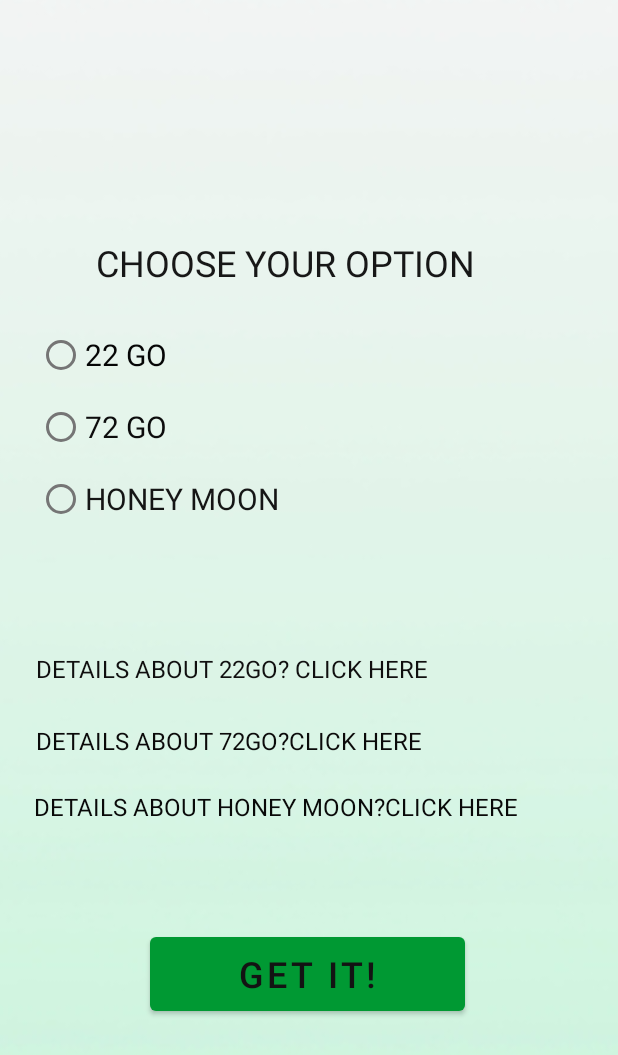
After one commit to cristicrisan07/carRentalApplication, an Android app: the ChooseOptionActivity screen opened directly, with no data from a screen before it, on a phone screen of 412 x 824 dp. The commit adds this screen. Shown: the top 1055 px of the screen. Run offline under Robolectric (Android 15) with nearby library versions, the phone set to English and light mode, and no system bars.

Commit message:
last update:subscription button

```diff
--- a/app/src/main/AndroidManifest.xml
+++ b/app/src/main/AndroidManifest.xml
@@ -17,7 +17,11 @@
         android:roundIcon="@mipmap/ic_launcher_round"
         android:supportsRtl="true"
         android:theme="@style/Theme.CarRentalService">
-        <activity android:name=".UserMenu"></activity>
+        <activity android:name=".Details_HoneyMoon"></activity>
+        <activity android:name=".Details_72go" />
+        <activity android:name=".Details_22go" />
+        <activity android:name=".ChooseOptionActivity" />
+        <activity android:name=".UserMenu" />
         <activity android:name=".ContractWriter" />
         <activity android:name=".LoginActivity" />
         <!--
--- /dev/null
+++ b/app/src/main/java/com/example/carrentalservice/ChooseOptionActivity.kt
@@ -0,0 +1,40 @@
+package com.example.carrentalservice
+
+import android.content.Intent
+import androidx.appcompat.app.AppCompatActivity
+import android.os.Bundle
+import android.widget.*
+
+class ChooseOptionActivity : AppCompatActivity() {
+    override fun onCreate(savedInstanceState: Bundle?) {
+        super.onCreate(savedInstanceState)
+        setContentView(R.layout.activity_choose_option)
+        val btn_22go=findViewById<RadioButton>(R.id.btn_22go)
+        val btn_72go=findViewById<RadioButton>(R.id.btn_72go)
+        val btn_honey=findViewById<RadioButton>(R.id.btn_honeyMoon)
+        val get_button=findViewById<Button>(R.id.get_btn)
+        val txt22go=findViewById<TextView>(R.id.details_22go)
+        val txt72go=findViewById<TextView>(R.id.details_72go)
+        val txthoneyMoon=findViewById<TextView>(R.id.details_honey)
+        txt22go.setOnClickListener {
+            val intent = Intent(this,Details_22go::class.java)
+            startActivity(intent)
+        }
+        txt72go.setOnClickListener {
+            val intent = Intent(this,Details_72go::class.java)
+            startActivity(intent)
+        }
+        txthoneyMoon.setOnClickListener {
+            val intent = Intent(this,Details_HoneyMoon::class.java)
+            startActivity(intent)
+        }
+        get_button.setOnClickListener {
+            if(!btn_22go.isChecked && !btn_72go.isChecked && !btn_honey.isChecked)
+                    Toast.makeText(applicationContext,"You have to choose a subscription",Toast.LENGTH_LONG).show()
+            if(btn_22go.isChecked || btn_72go.isChecked || btn_honey.isChecked)
+                Toast.makeText(applicationContext, "Your subscription has been made", Toast.LENGTH_LONG).show()
+
+        }
+
+    }
+}
--- a/app/src/main/java/com/example/carrentalservice/UserMenu.kt
+++ b/app/src/main/java/com/example/carrentalservice/UserMenu.kt
@@ -1,5 +1,6 @@
 package com.example.carrentalservice
 
+import android.content.Intent
 import androidx.appcompat.app.AppCompatActivity
 import android.os.Bundle
 import android.text.Html
@@ -24,6 +25,10 @@ class UserMenu : AppCompatActivity() {
         val subView=findViewById<TextView>(R.id.tw2)
         val contrView=findViewById<TextView>(R.id.tw3)
         var contrViewText:String?=null
+        subsbtn.setOnClickListener {
+            val intent =Intent(this,ChooseOptionActivity::class.java)
+            startActivity(intent)
+        }
         if(userStatus.getJSONObject(0).getString("subStatus")=="notSubscribed")
         {
         subViewText="No active subscription. \nPress the button on the right to see the offers -->>"
--- /dev/null
+++ b/app/src/main/res/layout/activity_choose_option.xml
@@ -0,0 +1,129 @@
+<?xml version="1.0" encoding="utf-8"?>
+<androidx.constraintlayout.widget.ConstraintLayout xmlns:android="http://schemas.android.com/apk/res/android"
+    xmlns:app="http://schemas.android.com/apk/res-auto"
+    xmlns:tools="http://schemas.android.com/tools"
+    android:layout_width="match_parent"
+    android:layout_height="match_parent"
+    tools:context=".ChooseOptionActivity">
+
+    <ImageView
+        android:id="@+id/imageView7"
+        android:layout_width="2000dp"
+        android:layout_height="1178dp"
+        app:layout_constraintBottom_toBottomOf="parent"
+        app:layout_constraintEnd_toEndOf="parent"
+        app:layout_constraintStart_toStartOf="parent"
+        app:layout_constraintTop_toTopOf="parent"
+        app:layout_constraintVertical_bias="0.501"
+        app:srcCompat="@drawable/green_gradient" />
+
+    <TextView
+        android:id="@+id/chooseOpTxt"
+        android:layout_width="310dp"
+        android:layout_height="31dp"
+        android:layout_marginTop="336dp"
+        android:layout_marginEnd="832dp"
+        android:layout_marginRight="832dp"
+        android:text="Choose your option"
+        android:textAllCaps="true"
+        android:textColor="#171717"
+        android:textSize="24sp"
+        app:layout_constraintEnd_toEndOf="@+id/imageView7"
+        app:layout_constraintTop_toTopOf="@+id/imageView7" />
+
+
+
+    <Button
+        android:id="@+id/get_btn"
+        android:layout_width="210dp"
+        android:layout_height="61dp"
+        android:layout_marginTop="796dp"
+        android:layout_marginEnd="896dp"
+        android:layout_marginRight="896dp"
+        android:text="GET IT!"
+        android:textAllCaps="true"
+        android:textColor="#131313"
+        android:textSize="24sp"
+        app:layout_constraintEnd_toEndOf="@+id/imageView7"
+        app:layout_constraintTop_toTopOf="@+id/imageView7" />
+
+    <RadioGroup
+        android:id="@+id/radioGroup"
+        android:layout_width="360dp"
+        android:layout_height="152dp"
+        android:layout_marginTop="390dp"
+        android:layout_marginEnd="821dp"
+        android:layout_marginRight="821dp"
+        app:layout_constraintEnd_toEndOf="@+id/imageView7"
+        app:layout_constraintTop_toTopOf="@+id/imageView7">
+
+        <RadioButton
+            android:id="@+id/btn_22go"
+            android:layout_width="match_parent"
+            android:layout_height="wrap_content"
+            android:text="22 go"
+            android:textAllCaps="true"
+            android:textColor="#050505"
+            android:textSize="20sp" />
+
+        <RadioButton
+            android:id="@+id/btn_72go"
+            android:layout_width="match_parent"
+            android:layout_height="wrap_content"
+            android:text="72 go"
+            android:textAllCaps="true"
+            android:textColor="#0C0C0C"
+            android:textSize="20sp" />
+
+        <RadioButton
+            android:id="@+id/btn_honeyMoon"
+            android:layout_width="match_parent"
+            android:layout_height="wrap_content"
+            android:text="Honey Moon"
+            android:textAllCaps="true"
+            android:textColor="#151515"
+            android:textSize="20sp" />
+    </RadioGroup>
+
+    <TextView
+        android:id="@+id/details_22go"
+        android:layout_width="wrap_content"
+        android:layout_height="wrap_content"
+        android:layout_marginTop="612dp"
+        android:layout_marginEnd="920dp"
+        android:layout_marginRight="920dp"
+        android:text="Details about 22go? Click here"
+        android:textAllCaps="true"
+        android:textColor="#100F0F"
+        android:textSize="16sp"
+        app:layout_constraintEnd_toEndOf="@+id/imageView7"
+        app:layout_constraintTop_toTopOf="@+id/imageView7" />
+
+    <TextView
+        android:id="@+id/details_72go"
+        android:layout_width="wrap_content"
+        android:layout_height="wrap_content"
+        android:layout_marginTop="660dp"
+        android:layout_marginEnd="924dp"
+        android:layout_marginRight="924dp"
+        android:text="Details about 72go?Click here"
+        android:textAllCaps="true"
+        android:textColor="#0B0A0A"
+        android:textSize="16sp"
+        app:layout_constraintEnd_toEndOf="@+id/imageView7"
+        app:layout_constraintTop_toTopOf="@+id/imageView7" />
+
+    <TextView
+        android:id="@+id/details_honey"
+        android:layout_width="wrap_content"
+        android:layout_height="wrap_content"
+        android:layout_marginTop="704dp"
+        android:layout_marginEnd="860dp"
+        android:layout_marginRight="860dp"
+        android:text="Details about Honey Moon?Click here"
+        android:textAllCaps="true"
+        android:textColor="#090909"
+        android:textSize="16sp"
+        app:layout_constraintEnd_toEndOf="@+id/imageView7"
+        app:layout_constraintTop_toTopOf="@+id/imageView7" />
+</androidx.constraintlayout.widget.ConstraintLayout>
--- a/app/src/main/res/layout/activity_main.xml
+++ b/app/src/main/res/layout/activity_main.xml
@@ -50,7 +50,7 @@
         android:layout_height="45dp"
         android:layout_marginStart="80dp"
         android:layout_marginLeft="80dp"
-        android:layout_marginTop="432dp"
+        android:layout_marginTop="448dp"
         android:ems="10"
         android:inputType="text"
         android:visibility="visible"
@@ -121,7 +121,7 @@
         android:layout_height="25dp"
         android:layout_marginStart="212dp"
         android:layout_marginLeft="212dp"
-        android:layout_marginTop="44dp"
+        android:layout_marginTop="36dp"
         android:text="E-MAIL:"
         android:textAllCaps="true"
         android:textColor="#121111"
@@ -175,7 +175,7 @@
         android:layout_height="45dp"
         android:layout_marginStart="4dp"
         android:layout_marginLeft="4dp"
-        android:layout_marginTop="364dp"
+        android:layout_marginTop="344dp"
         android:ems="10"
         android:inputType="phone"
         app:layout_constraintStart_toStartOf="@id/firstName"
--- a/app/src/main/res/layout/activity_user_menu.xml
+++ b/app/src/main/res/layout/activity_user_menu.xml
@@ -80,7 +80,7 @@
         app:layout_constraintHorizontal_bias="1.0"
         app:layout_constraintStart_toEndOf="@+id/tw3"
         app:layout_constraintTop_toBottomOf="@+id/subButton"
-        app:layout_constraintVertical_bias="0.742" />
+        app:layout_constraintVertical_bias="0.644" />
 
     <ImageView
         android:id="@+id/imageView5"
```
Also changed, not shown: app/src/main/java/com/example/carrentalservice/Details_22go.kt (added, +18 -0 lines), app/src/main/java/com/example/carrentalservice/Details_72go.kt (added, +18 -0 lines), app/src/main/java/com/example/carrentalservice/Details_HoneyMoon.kt (added, +18 -0 lines), app/src/main/res/layout/activity_details_22go.xml (added, +73 -0 lines), app/src/main/res/layout/activity_details_72go.xml (added, +73 -0 lines), app/src/main/res/layout/activity_details__honey_moon.xml (added, +73 -0 lines).
